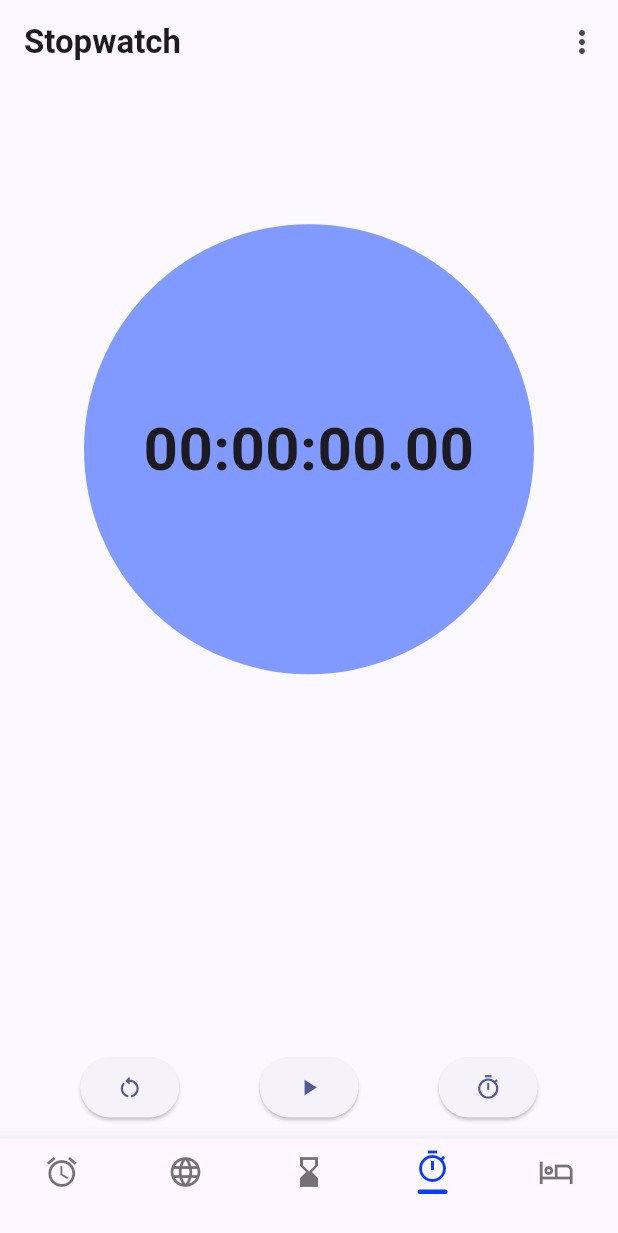
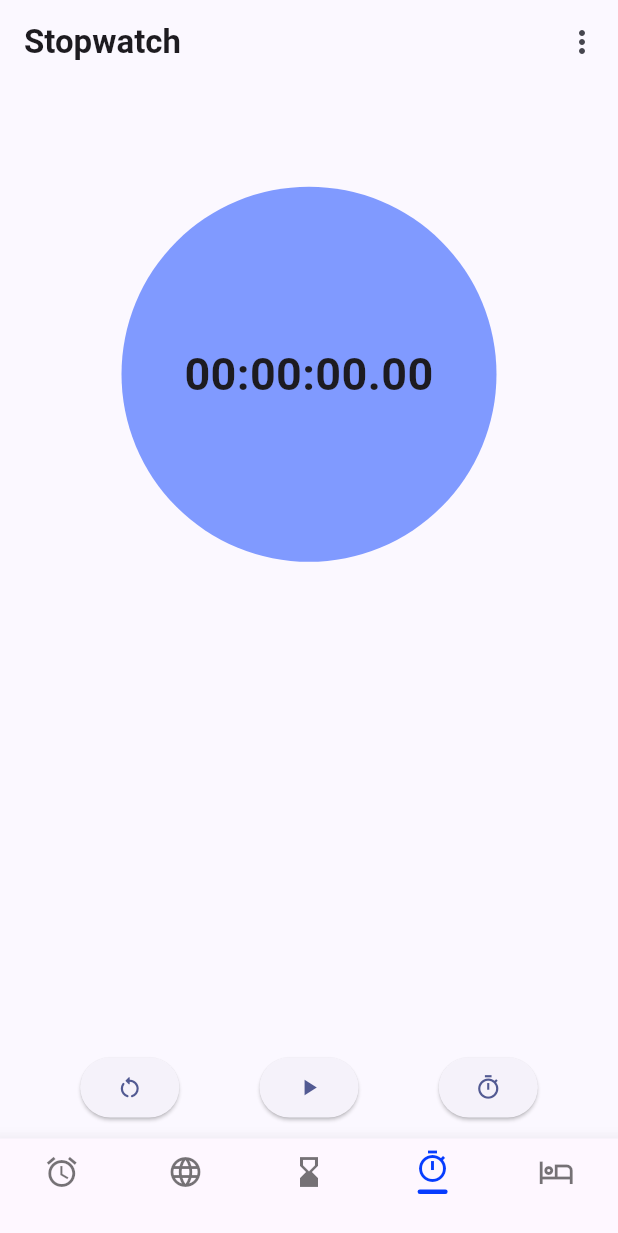
Before and after one commit to bijith-git/fluttter_clock_app, a Flutter app: the screen it shows after launch, item 4 of the bottom bar chosen, after a tap on the "restart alt" icon, on a phone screen of 412 x 824 dp. Shown: the top 1233 px of the screen. Run offline on Flutter 3.47's test engine with Material 3 defaults, Android fonts, the phone set to English and light mode, and no system bars; our stand-ins replace google_fonts, stop_watch_timer; missing offline and left inert: syncfusion_flutter_core, syncfusion_flutter_maps; Roboto replaces fonts that are missing (Coda, Helvetica).

Commit message:
"Refactor clock and stopwatch pages: adjust widget sizes, padding, and layout; update stopwatch timer logic and scrolling behavior."

```diff
--- a/lib/features/stopwatch/presentation/pages/stopwatch.dart
+++ b/lib/features/stopwatch/presentation/pages/stopwatch.dart
@@ -10,28 +10,30 @@ class StopWatchScreen extends StatefulWidget {
 }
 
 class _StopWatchScreenState extends State<StopWatchScreen> {
+  bool isTimeRunning = false;
+
   final _isHours = true;
-
+  final _scrollController = ScrollController();
   late StopWatchTimer _stopWatchTimer;
 
-  final _scrollController = ScrollController();
+  @override
+  void dispose() async {
+    super.dispose();
+    await _stopWatchTimer.dispose();
+  }
 
   @override
   void initState() {
     super.initState();
     _stopWatchTimer = StopWatchTimer(
       mode: StopWatchMode.countUp,
-      onChange: (value) => setState(() => isTimeRunning = true),
+      onChange: (value) {
+        if (value != 0) {
+          setState(() => isTimeRunning = true);
+        }
+      },
       onStopped: () => setState(() => isTimeRunning = false),
     );
-  }
-
-  bool isTimeRunning = false;
-
-  @override
-  void dispose() async {
-    super.dispose();
-    await _stopWatchTimer.dispose();
   }
 
   @override
@@ -70,8 +72,8 @@ class _StopWatchScreenState extends State<StopWatchScreen> {
                   final displayTime =
                       StopWatchTimer.getDisplayTime(value, hours: _isHours);
                   return Container(
-                    width: 300,
-                    height: 300,
+                    width: 250,
+                    height: 250,
                     alignment: Alignment.center,
                     padding: const EdgeInsets.all(8),
                     decoration: BoxDecoration(
@@ -81,7 +83,7 @@ class _StopWatchScreenState extends State<StopWatchScreen> {
                       displayTime,
                       textAlign: TextAlign.center,
                       style: const TextStyle(
-                          fontSize: 40,
+                          fontSize: 30,
                           fontFamily: 'Helvetica',
                           fontWeight: FontWeight.bold),
                     ),
@@ -94,7 +96,8 @@ class _StopWatchScreenState extends State<StopWatchScreen> {
             Padding(
               padding: const EdgeInsets.symmetric(vertical: 8),
               child: SizedBox(
-                height: 200,
+                // color: Colors.red,
+                height: 300,
                 child: StreamBuilder<List<StopWatchRecord>>(
                   stream: _stopWatchTimer.records,
                   initialData: _stopWatchTimer.records.value,
@@ -103,14 +106,17 @@ class _StopWatchScreenState extends State<StopWatchScreen> {
                     if (value.isEmpty) {
                       return const SizedBox.shrink();
                     }
-                    // Future.delayed(const Duration(milliseconds: 100), () {
-                    //   _scrollController.animateTo(
-                    //       _scrollController.position.maxScrollExtent,
-                    //       duration: const Duration(milliseconds: 200),
-                    //       curve: Curves.easeOut);
-                    // });
+                    // if (value.length > 10) {
+                    //   Future.delayed(const Duration(milliseconds: 100), () {
+                    //     _scrollController.animateTo(
+                    //         _scrollController.position.maxScrollExtent,
+                    //         duration: const Duration(milliseconds: 200),
+                    //         curve: Curves.easeOut);
+                    //   });
+                    // }
 
                     return ListView.builder(
+                      reverse: true,
                       padding: const EdgeInsets.only(bottom: 50),
                       controller: _scrollController,
                       scrollDirection: Axis.vertical,
@@ -145,6 +151,9 @@ class _StopWatchScreenState extends State<StopWatchScreen> {
           children: [
             ElevatedButton(
               onPressed: () {
+                if (isTimeRunning) {
+                  _stopWatchTimer.onStopTimer();
+                }
                 _stopWatchTimer.clearPresetTime();
                 _stopWatchTimer.records.value.clear();
               },
```
Also changed, not shown: lib/features/clock/presentation/pages/clock.dart (+8 -7 lines).
